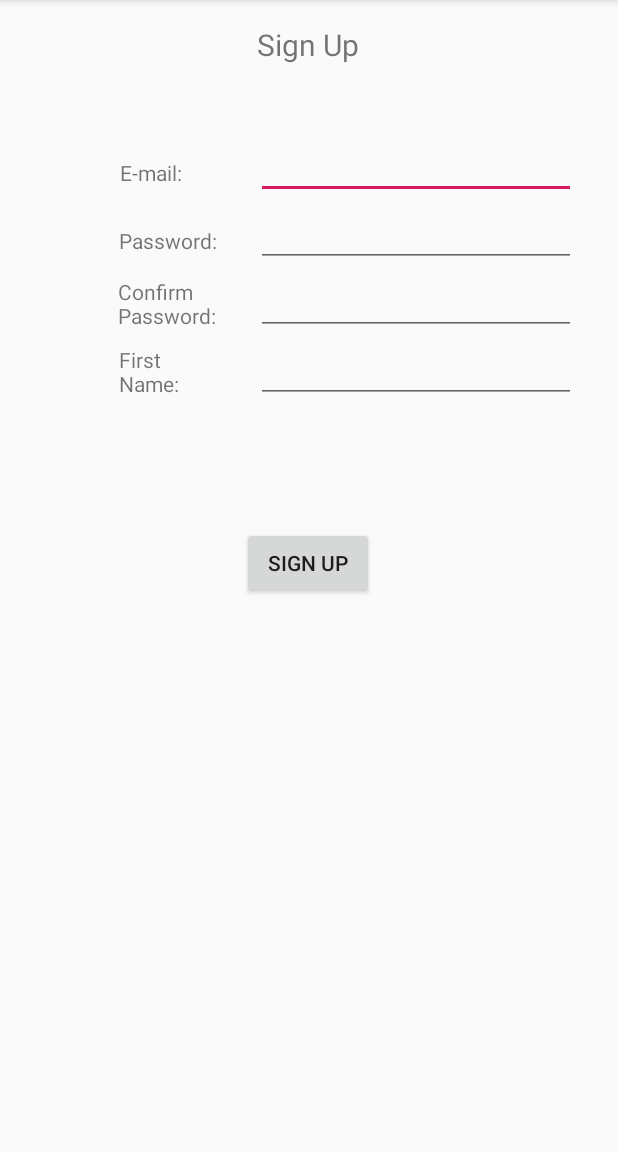
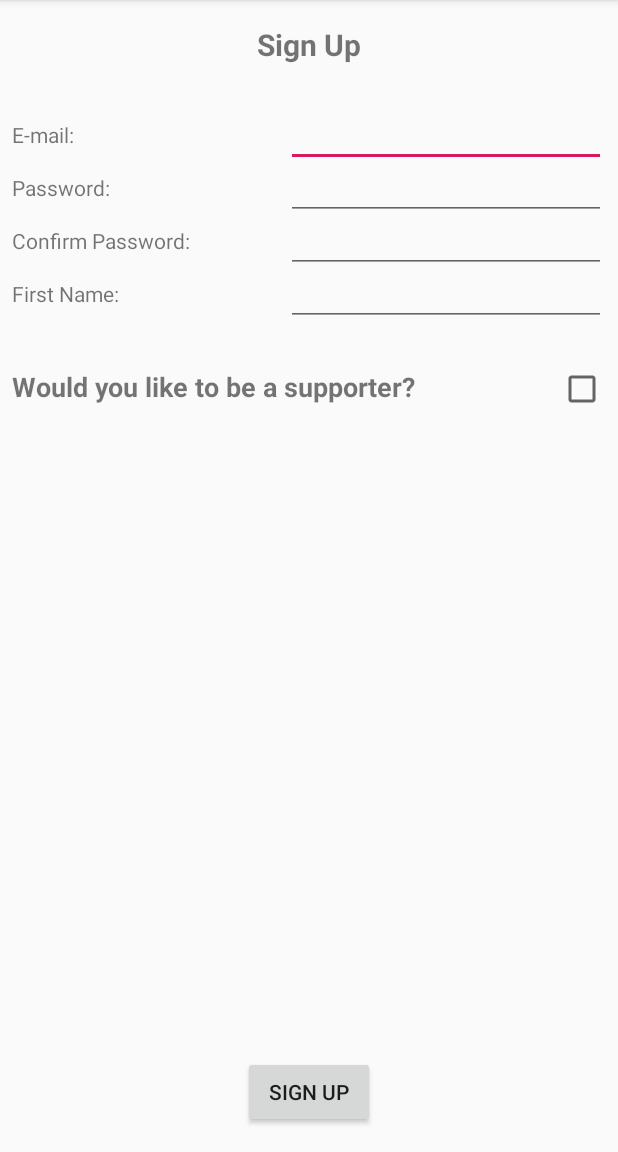
Before and after one commit to Danne95/Signz, an Android app: the SignUpActivity screen opened directly, with no data from a screen before it, on a phone screen of 412 x 824 dp, the part 84-1236 px from its top. Run offline under Robolectric (Android 15) with nearby library versions, the light colour scheme and no system bars; our stand-ins replace Firebase (no records; nobody signed in at launch, a user with empty details on screens opened directly).

Commit message:
edited forms

```diff
--- a/app/src/main/res/layout/activity_sign_up.xml
+++ b/app/src/main/res/layout/activity_sign_up.xml
@@ -2,128 +2,143 @@
 <androidx.constraintlayout.widget.ConstraintLayout xmlns:android="http://schemas.android.com/apk/res/android"
     xmlns:app="http://schemas.android.com/apk/res-auto"
     xmlns:tools="http://schemas.android.com/tools"
+    android:id="@+id/linearLayout"
     android:layout_width="match_parent"
     android:layout_height="match_parent"
-    tools:context="com.example.hands_showprototype.SignUpActivity">
+    android:orientation="vertical"
+    tools:context="com.example.hands_showprototype.SignUpActivity"
+    tools:layout_editor_absoluteY="81dp">
+
 
     <TextView
         android:id="@+id/signUpSign"
         android:layout_width="wrap_content"
         android:layout_height="wrap_content"
+        android:layout_marginStart="16dp"
+        android:layout_marginTop="16dp"
+        android:layout_marginEnd="16dp"
         android:text="Sign Up"
         android:textSize="20dp"
-        app:layout_constraintBottom_toBottomOf="parent"
+        android:textStyle="bold"
         app:layout_constraintEnd_toEndOf="parent"
-        app:layout_constraintHorizontal_bias="0.498"
         app:layout_constraintStart_toStartOf="parent"
-        app:layout_constraintTop_toTopOf="parent"
-        app:layout_constraintVertical_bias="0.022" />
+        app:layout_constraintTop_toTopOf="parent" />
+
 
     <TextView
         android:id="@+id/E-mail"
         android:layout_width="wrap_content"
         android:layout_height="wrap_content"
-        android:layout_marginEnd="49dp"
+        android:layout_marginStart="8dp"
+        android:layout_marginTop="80dp"
         android:text="E-mail:"
-        app:layout_constraintBottom_toBottomOf="@+id/emailInput"
-        app:layout_constraintEnd_toStartOf="@+id/emailInput"
-        app:layout_constraintTop_toTopOf="@+id/emailInput"
-        app:layout_constraintVertical_bias="0.690" />
+        app:layout_constraintStart_toStartOf="parent"
+        app:layout_constraintTop_toTopOf="parent" />
 
     <EditText
         android:id="@+id/emailInput"
         android:layout_width="wrap_content"
         android:layout_height="wrap_content"
-        android:layout_marginEnd="28dp"
+        android:layout_marginEnd="8dp"
         android:ems="10"
         android:inputType="textEmailAddress"
-        app:layout_constraintBottom_toBottomOf="parent"
-        app:layout_constraintEnd_toEndOf="parent"
-        app:layout_constraintTop_toBottomOf="@+id/signUpSign"
-        app:layout_constraintVertical_bias="0.065" />
+        app:layout_constraintBaseline_toBaselineOf="@+id/E-mail"
+        app:layout_constraintEnd_toEndOf="parent" />
 
     <TextView
         android:id="@+id/Password"
         android:layout_width="wrap_content"
         android:layout_height="wrap_content"
-        android:layout_marginEnd="26dp"
+        android:layout_marginStart="8dp"
+        android:layout_marginTop="16dp"
         android:text="Password:"
-        app:layout_constraintBottom_toBottomOf="@+id/passInput"
-        app:layout_constraintEnd_toStartOf="@+id/passInput"
-        app:layout_constraintTop_toTopOf="@+id/passInput"
-        app:layout_constraintVertical_bias="0.690" />
+        app:layout_constraintStart_toStartOf="parent"
+        app:layout_constraintTop_toBottomOf="@+id/E-mail" />
 
     <EditText
         android:id="@+id/passInput"
         android:layout_width="wrap_content"
         android:layout_height="wrap_content"
+        android:layout_marginEnd="8dp"
         android:ems="10"
         android:inputType="textPassword"
-        app:layout_constraintBottom_toBottomOf="parent"
-        app:layout_constraintEnd_toEndOf="@+id/emailInput"
-        app:layout_constraintHorizontal_bias="0.0"
-        app:layout_constraintStart_toStartOf="@+id/emailInput"
-        app:layout_constraintTop_toBottomOf="@+id/emailInput"
-        app:layout_constraintVertical_bias="0.0" />
+        app:layout_constraintBaseline_toBaselineOf="@+id/Password"
+        app:layout_constraintEnd_toEndOf="parent" />
 
     <TextView
         android:id="@+id/ConfirmPassword"
-        android:layout_width="66dp"
+        android:layout_width="wrap_content"
         android:layout_height="wrap_content"
-        android:layout_marginEnd="26dp"
+        android:layout_marginStart="8dp"
+        android:layout_marginTop="16dp"
         android:text="Confirm Password:"
-        app:layout_constraintBottom_toBottomOf="@+id/confPassInput"
-        app:layout_constraintEnd_toStartOf="@+id/confPassInput"
-        app:layout_constraintTop_toTopOf="@+id/confPassInput"
-        app:layout_constraintVertical_bias="0.690" />
+        app:layout_constraintStart_toStartOf="parent"
+        app:layout_constraintTop_toBottomOf="@+id/Password" />
+
 
     <EditText
         android:id="@+id/confPassInput"
         android:layout_width="wrap_content"
         android:layout_height="wrap_content"
-        android:layout_marginEnd="72dp"
+        android:layout_marginEnd="8dp"
         android:ems="10"
         android:inputType="textPassword"
-        app:layout_constraintEnd_toEndOf="@+id/passInput"
-        app:layout_constraintHorizontal_bias="0.0"
-        app:layout_constraintStart_toStartOf="@+id/passInput"
-        app:layout_constraintTop_toBottomOf="@+id/passInput" />
+        app:layout_constraintBaseline_toBaselineOf="@+id/ConfirmPassword"
+        app:layout_constraintEnd_toEndOf="parent" />
 
     <TextView
         android:id="@+id/firstName"
-        android:layout_width="41dp"
+        android:layout_width="wrap_content"
         android:layout_height="wrap_content"
-        android:layout_marginEnd="50dp"
+        android:layout_marginStart="8dp"
+        android:layout_marginTop="16dp"
         android:text="First Name:"
-        app:layout_constraintBottom_toBottomOf="@id/nameInput"
-        app:layout_constraintEnd_toStartOf="@+id/nameInput"
-        app:layout_constraintTop_toTopOf="@+id/nameInput"
-        app:layout_constraintVertical_bias="0.690" />
+        app:layout_constraintStart_toStartOf="parent"
+        app:layout_constraintTop_toBottomOf="@+id/ConfirmPassword" />
 
     <EditText
         android:id="@+id/nameInput"
         android:layout_width="wrap_content"
         android:layout_height="wrap_content"
+        android:layout_marginEnd="8dp"
         android:ems="10"
         android:inputType="textPersonName"
-        app:layout_constraintBottom_toBottomOf="parent"
-        app:layout_constraintEnd_toEndOf="@+id/confPassInput"
-        app:layout_constraintHorizontal_bias="0.0"
-        app:layout_constraintStart_toStartOf="@+id/confPassInput"
-        app:layout_constraintTop_toBottomOf="@+id/confPassInput"
-        app:layout_constraintVertical_bias="0.0" />
+        app:layout_constraintBaseline_toBaselineOf="@+id/firstName"
+        app:layout_constraintEnd_toEndOf="parent" />
+
+
+    <TextView
+        android:id="@+id/supporterCheck"
+        android:layout_width="wrap_content"
+        android:layout_height="wrap_content"
+        android:layout_marginStart="8dp"
+        android:layout_marginTop="40dp"
+        android:text="Would you like to be a supporter?"
+        android:textSize="18sp"
+        android:textStyle="bold"
+        app:layout_constraintStart_toStartOf="parent"
+        app:layout_constraintTop_toBottomOf="@+id/firstName" />
+
+    <CheckBox
+        android:id="@+id/supporterCheckBox"
+        android:layout_width="wrap_content"
+        android:layout_height="wrap_content"
+        android:layout_marginEnd="8dp"
+        app:layout_constraintBaseline_toBaselineOf="@+id/supporterCheck"
+        app:layout_constraintEnd_toEndOf="parent" />
 
     <Button
         android:id="@+id/confirm"
         android:layout_width="wrap_content"
         android:layout_height="wrap_content"
+        android:layout_marginStart="16dp"
+        android:layout_marginEnd="16dp"
+        android:layout_marginBottom="16dp"
         android:onClick="SignUp"
         android:text="Sign Up"
         app:layout_constraintBottom_toBottomOf="parent"
         app:layout_constraintEnd_toEndOf="parent"
-        app:layout_constraintHorizontal_bias="0.498"
-        app:layout_constraintStart_toStartOf="parent"
-        app:layout_constraintTop_toBottomOf="@+id/nameInput"
-        app:layout_constraintVertical_bias="0.183" />
+        app:layout_constraintStart_toStartOf="parent" />
+
 
 </androidx.constraintlayout.widget.ConstraintLayout>
```
Also changed, not shown: app/src/main/java/com/example/hands_showprototype/SignUpActivity.java (+48 -21 lines), app/src/main/res/layout/activity_sign_in.xml (+25 -30 lines), app/src/main/java/com/example/hands_showprototype/SignInActivity.java (line endings or trailing spaces).
